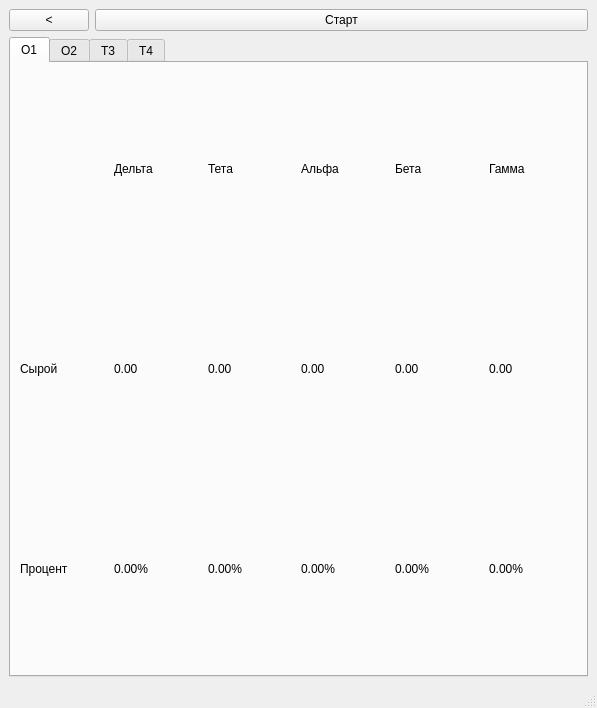
Above: BrainBit/neurosamples-main/Bit/ui/SpectrumScreenRuUI.ui from simai1/sfedu-hackathon-2025 before the change. Below: the same form after it.
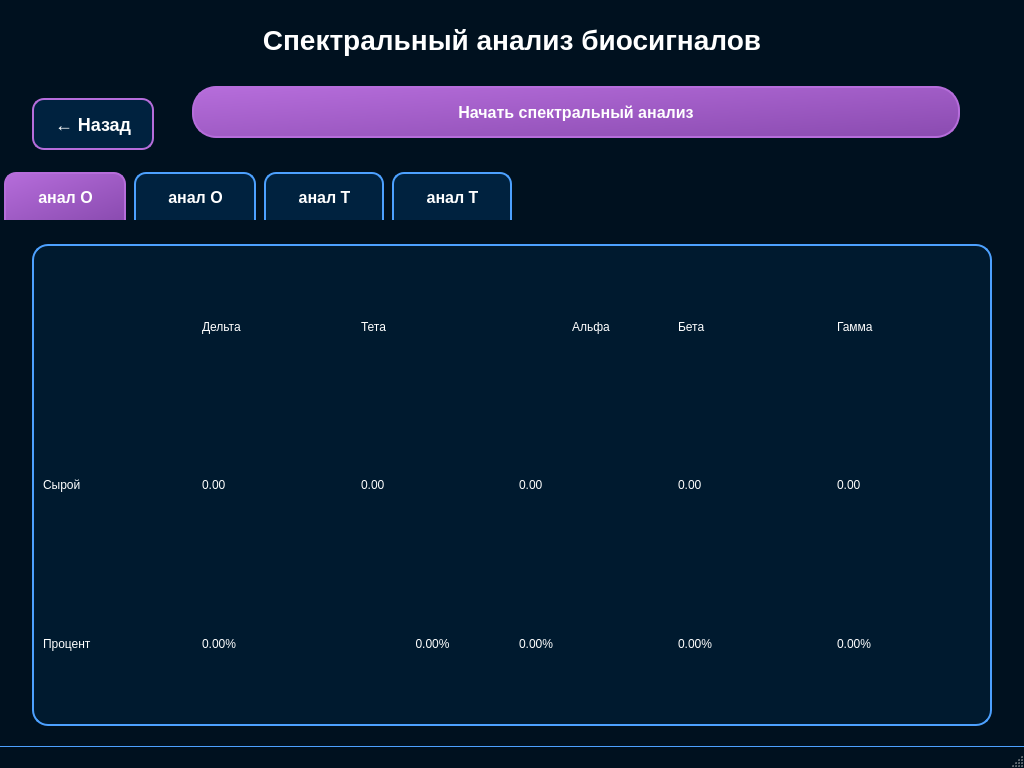
That is the form after the change.

The edit to the form file:
```diff
--- a/BrainBit/neurosamples-main/Bit/ui/SpectrumScreenRuUI.ui
+++ b/BrainBit/neurosamples-main/Bit/ui/SpectrumScreenRuUI.ui
@@ -6,28 +6,222 @@
    <rect>
     <x>0</x>
     <y>0</y>
-    <width>597</width>
-    <height>708</height>
+    <width>1024</width>
+    <height>768</height>
    </rect>
   </property>
   <property name="windowTitle">
    <string>Спектр</string>
   </property>
+  <property name="styleSheet">
+   <string notr="true">QMainWindow {
+	background-color: #00111F;
+	font-family: "Segoe UI", "Roboto", "Helvetica Neue", sans-serif;
+}
+
+QLabel {
+	color: #FFFFFF;
+}
+
+QPushButton {
+	background-color: qlineargradient(x1: 0, y1: 0, x2: 1, y2: 1, stop: 0 #B66DDB, stop: 1 #8A4BB0);
+	border-radius: 24px;
+	color: white;
+	font-size: 16px;
+	font-weight: 500;
+	height: 48px;
+	padding: 0 24px;
+	border: 2px solid #B66DDB;
+	transition: all 0.3s ease;
+}
+
+QPushButton:hover {
+	background-color: qlineargradient(x1: 0, y1: 0, x2: 1, y2: 1, stop: 0 #A05CC4, stop: 1 #7A3BA0);
+	border: 2px solid #A05CC4;
+	box-shadow: 0 4px 8px rgba(182, 109, 219, 0.4);
+}
+
+QPushButton:pressed {
+	background-color: qlineargradient(x1: 0, y1: 0, x2: 1, y2: 1, stop: 0 #8A4BB0, stop: 1 #6A2B90);
+	border: 2px solid #8A4BB0;
+	transform: translateY(2px);
+}
+
+QPushButton:disabled {
+	opacity: 0.5;
+}
+
+/* Header */
+QLabel#headerTitle {
+	font-size: 28px;
+	font-weight: 600;
+	margin: 24px 0;
+	text-align: center;
+	color: #FFFFFF;
+}
+
+/* Back Button */
+QPushButton#backButton {
+	background-color: #00223F;
+	border-radius: 12px;
+	font-size: 18px;
+	padding: 0 20px;
+	min-width: 40px;
+}
+
+QPushButton#backButton:hover {
+	background-color: #00335F;
+	box-shadow: 0 2px 4px rgba(0, 34, 63, 0.4);
+}
+
+/* Start Button */
+QPushButton#signalButton {
+	margin: 0 32px 24px 32px;
+}
+
+/* Tab Widget */
+QTabWidget::pane {
+	border: 2px solid #4DA1FF;
+	border-radius: 16px;
+	margin: 20px 32px;
+	background-color: rgba(0, 34, 63, 0.5);
+	box-shadow: 0 4px 12px rgba(0, 0, 0, 0.2);
+}
+
+QTabWidget::tab-bar {
+	alignment: center;
+}
+
+QTabBar::tab {
+	background-color: #00223F;
+	border: 2px solid #4DA1FF;
+	border-bottom: none;
+	border-top-left-radius: 12px;
+	border-top-right-radius: 12px;
+	color: #FFFFFF;
+	font-size: 16px;
+	font-weight: 500;
+	padding: 16px 32px;
+	margin: 4px;
+	transition: all 0.3s ease;
+}
+
+QTabBar::tab:selected {
+	background-color: qlineargradient(x1: 0, y1: 0, x2: 1, y2: 1, stop: 0 #B66DDB, stop: 1 #8A4BB0);
+	border-color: #B66DDB;
+	font-weight: 600;
+}
+
+QTabBar::tab:hover:!selected {
+	background-color: #00335F;
+	box-shadow: 0 2px 6px rgba(0, 0, 0, 0.2);
+}
+
+/* Data Grids */
+QGridLayout {
+	margin: 24px;
+	spacing: 20px;
+}
+
+/* Grid Headers */
+QLabel[gridHeader="true"] {
+	font-weight: 600;
+	font-size: 18px;
+	color: #4DA1FF;
+	text-align: center;
+	background-color: rgba(77, 161, 255, 0.1);
+	border-radius: 8px;
+	padding: 12px;
+}
+
+/* Value Labels */
+QLabel[valueLabel="true"] {
+	font-weight: 600;
+	font-size: 18px;
+	color: #20C997;
+	text-align: center;
+	background-color: rgba(0, 34, 63, 0.7);
+	border-radius: 12px;
+	padding: 12px;
+	box-shadow: 0 2px 6px rgba(0, 0, 0, 0.1);
+}
+
+/* Graph Containers */
+QVBoxLayout[graphLayout="true"] {
+	background-color: rgba(0, 34, 63, 0.7);
+	border-radius: 16px;
+	margin: 16px;
+	padding: 16px;
+	box-shadow: inset 0 0 10px rgba(0, 0, 0, 0.3);
+}
+
+/* Status Bar */
+QStatusBar {
+	background-color: #00111F;
+	border: none;
+	border-top: 1px solid #4DA1FF;
+}
+
+QStatusBar QLabel {
+	color: #FFFFFF;
+	font-size: 14px;
+}</string>
+  </property>
   <widget class="QWidget" name="centralwidget">
    <layout class="QVBoxLayout" name="verticalLayout">
+    <property name="leftMargin">
+     <number>0</number>
+    </property>
+    <property name="topMargin">
+     <number>0</number>
+    </property>
+    <property name="rightMargin">
+     <number>0</number>
+    </property>
+    <property name="bottomMargin">
+     <number>0</number>
+    </property>
+    <item alignment="Qt::AlignTop">
+     <widget class="QLabel" name="headerTitle">
+      <property name="text">
+       <string>Спектральный анализ биосигналов</string>
+      </property>
+      <property name="alignment">
+       <set>Qt::AlignCenter</set>
+      </property>
+     </widget>
+    </item>
     <item>
      <layout class="QHBoxLayout" name="horizontalLayout" stretch="0,1">
+      <property name="leftMargin">
+       <number>32</number>
+      </property>
+      <property name="rightMargin">
+       <number>32</number>
+      </property>
       <item>
        <widget class="QPushButton" name="backButton">
+        <property name="minimumSize">
+         <size>
+          <width>60</width>
+          <height>48</height>
+         </size>
+        </property>
         <property name="text">
-         <string>&lt;</string>
+         <string>← Назад</string>
         </property>
        </widget>
       </item>
       <item>
        <widget class="QPushButton" name="signalButton">
+        <property name="minimumSize">
+         <size>
+          <width>0</width>
+          <height>60</height>
+         </size>
+        </property>
         <property name="text">
-         <string>Старт</string>
+         <string>Начать спектральный анализ</string>
         </property>
        </widget>
       </item>
@@ -38,18 +232,36 @@
       <property name="currentIndex">
        <number>0</number>
       </property>
+      <property name="minimumSize">
+       <size>
+        <width>0</width>
+        <height>500</height>
+       </size>
+      </property>
       <widget class="QWidget" name="tab">
        <attribute name="title">
-        <string>O1</string>
+        <string>Канал O1</string>
        </attribute>
        <layout class="QHBoxLayout" name="horizontalLayout_4">
         <item>
          <layout class="QGridLayout" name="gridLayout_4" rowstretch="1,0,0,0">
+          <property name="horizontalSpacing">
+           <number>15</number>
+          </property>
+          <property name="verticalSpacing">
+           <number>15</number>
+          </property>
           <item row="3" column="2">
            <widget class="QLabel" name="o1_theta_percent">
             <property name="text">
              <string>0.00%</string>
             </property>
+            <property name="alignment">
+             <set>Qt::AlignCenter</set>
+            </property>
+            <property name="property" stdset="0">
+             <string>valueLabel=true</string>
+            </property>
            </widget>
           </item>
           <item row="3" column="5">
@@ -85,6 +297,12 @@
             <property name="text">
              <string>Альфа</string>
             </property>
+            <property name="alignment">
+             <set>Qt::AlignCenter</set>
+            </property>
+            <property name="property" stdset="0">
+             <string>gridHeader=true</string>
+            </property>
            </widget>
           </item>
           <item row="1" column="5">
@@ -173,7 +391,7 @@
       </widget>
       <widget class="QWidget" name="tab_2">
        <attribute name="title">
-        <string>O2</string>
+        <string>Канал O2</string>
        </attribute>
        <layout class="QHBoxLayout" name="horizontalLayout_3">
         <item>
@@ -306,7 +524,7 @@
       </widget>
       <widget class="QWidget" name="tab_3">
        <attribute name="title">
-        <string>T3</string>
+        <string>Канал T3</string>
        </attribute>
        <layout class="QHBoxLayout" name="horizontalLayout_2">
         <item>
@@ -439,7 +657,7 @@
       </widget>
       <widget class="QWidget" name="t4Tab">
        <attribute name="title">
-        <string>T4</string>
+        <string>Канал T4</string>
        </attribute>
        <layout class="QVBoxLayout" name="verticalLayout_2">
         <item>
@@ -574,7 +792,20 @@
     </item>
    </layout>
   </widget>
-  <widget class="QStatusBar" name="statusbar"/>
+  <widget class="QStatusBar" name="statusbar">
+   <property name="styleSheet">
+    <string notr="true">QStatusBar {
+	background-color: #00111F;
+	border: none;
+	border-top: 1px solid #4DA1FF;
+}
+
+QStatusBar QLabel {
+	color: #FFFFFF;
+	font-size: 14px;
+}</string>
+   </property>
+  </widget>
  </widget>
  <resources/>
  <connections/>
```
Left out of the diff: 42 changed lines with no effect on the pictures.
